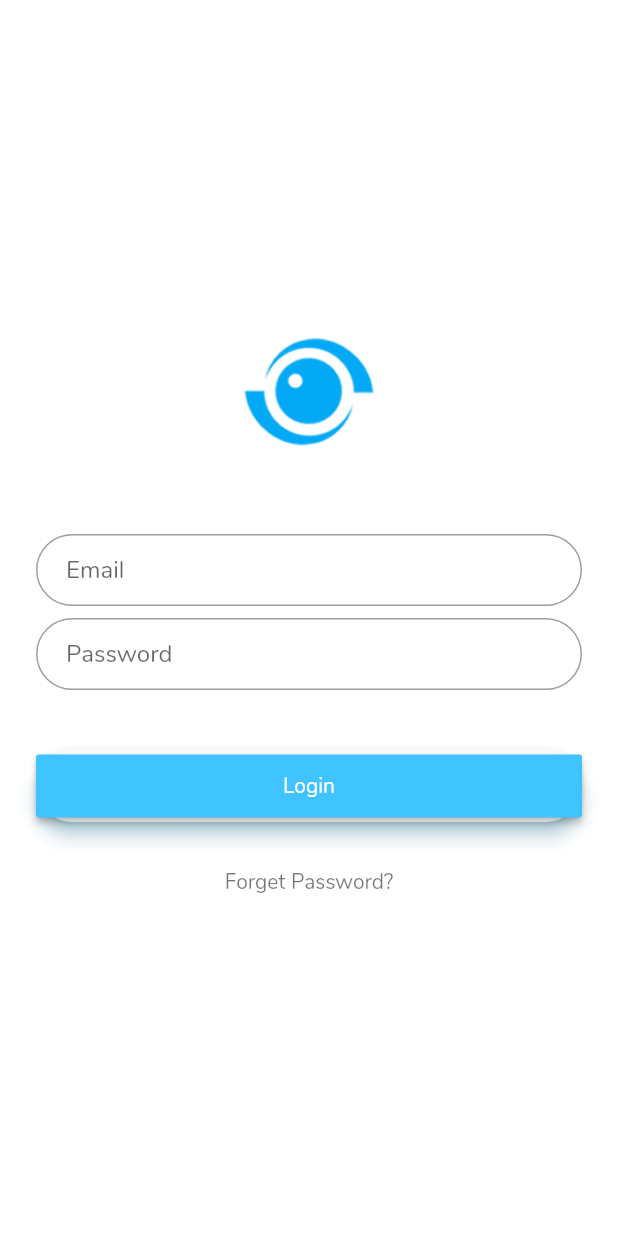
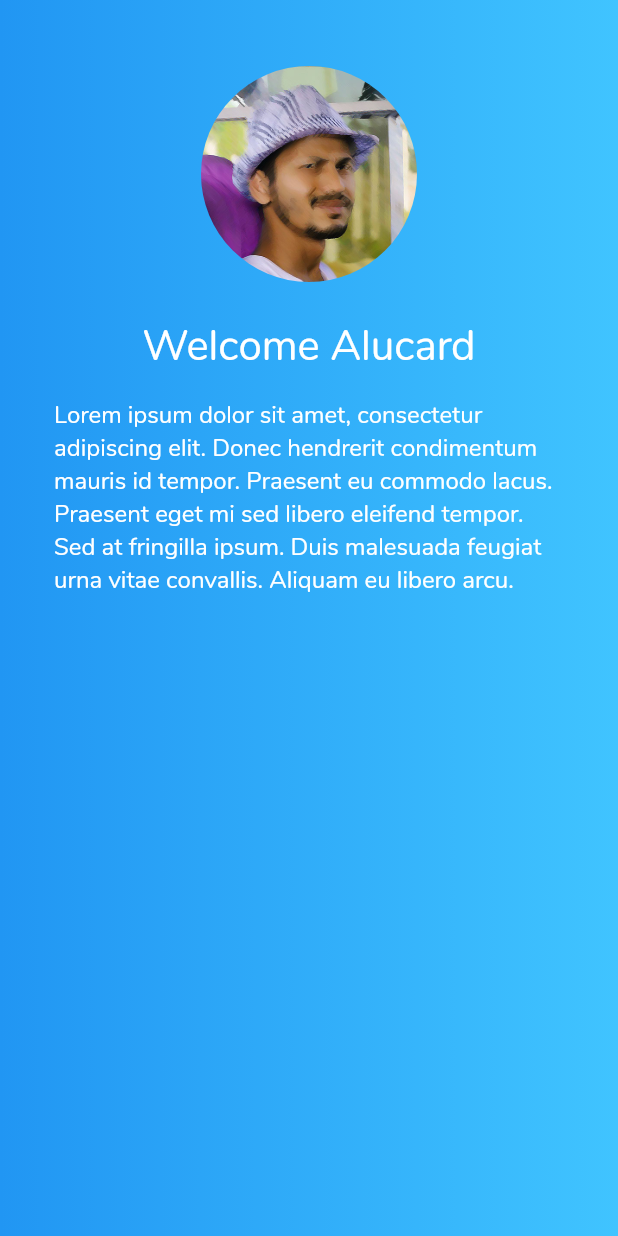
Before and after one commit to Aeontanvir/flutter_basic_login_ui, a Flutter app: the screen it shows after launch, on a phone screen of 412 x 824 dp. Run offline on Flutter 3.47's test engine with Material 2 defaults, Android fonts, the phone set to English and light mode, and no system bars.

Commit message:
Add home page

```diff
--- a/lib/home_page.dart
+++ b/lib/home_page.dart
@@ -0,0 +1,61 @@
+import 'package:flutter/material.dart';
+
+class HomePage extends StatelessWidget {
+  static String tag = 'home-page';
+  @override
+  Widget build(BuildContext context) {
+    final hero = Hero(
+      tag: 'hero',
+      child: Padding(
+        padding: EdgeInsets.all(16.0),
+        child: CircleAvatar(
+          radius: 72.0,
+          backgroundColor: Colors.transparent,
+          backgroundImage: AssetImage("assets/alucard.jpg"),
+        ),
+      ),
+    );
+
+    final welcome = Padding(
+      padding: EdgeInsets.all(8.0),
+      child: Text(
+        'Welcome Alucard',
+        style: TextStyle(
+          fontSize: 28.0,
+          color: Colors.white,
+        ),
+      ),
+    );
+
+    final lorem = Padding(
+      padding: EdgeInsets.all(8.0),
+      child: Text(
+        'Lorem ipsum dolor sit amet, consectetur adipiscing elit. Donec hendrerit condimentum mauris id tempor. Praesent eu commodo lacus. Praesent eget mi sed libero eleifend tempor. Sed at fringilla ipsum. Duis malesuada feugiat urna vitae convallis. Aliquam eu libero arcu.',
+        style: TextStyle(
+          fontSize: 16.0,
+          color: Colors.white,
+        ),
+      ),
+    );
+
+    final body = Container(
+      width: MediaQuery.of(context).size.width,
+      padding: EdgeInsets.all(28.0),
+      decoration: BoxDecoration(
+        gradient: LinearGradient(colors: [
+          Colors.blue,
+          Colors.lightBlueAccent,
+        ]),
+      ),
+      child: Column(
+        children: <Widget>[
+          hero,
+          welcome,
+          lorem,
+        ],
+      ),
+    );
+
+    return Scaffold(body: body);
+  }
+}
--- a/lib/main.dart
+++ b/lib/main.dart
@@ -1,6 +1,6 @@
 import 'package:flutter/material.dart';
 
-import 'login_page.dart';
+import 'home_page.dart';
 
 void main() => runApp(new MyApp());
 
@@ -14,7 +14,7 @@ class MyApp extends StatelessWidget {
         primarySwatch: Colors.lightBlue,
         fontFamily: 'Nunito',
       ),
-      home: LoginPage(),
+      home: HomePage(),
     );
   }
 }
```
